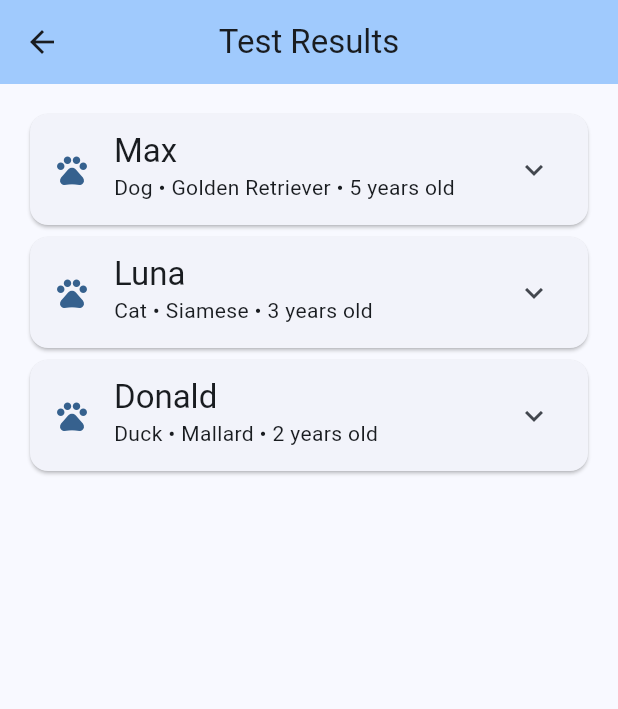
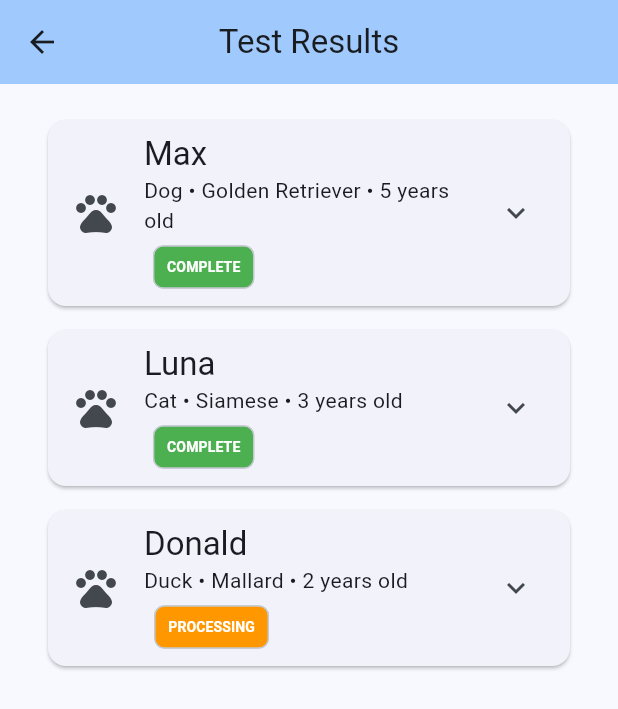
Before and after one commit to Tonylib/pet_records, a Flutter app: the screen it shows after launch, after a tap on "Continue", on a phone screen of 412 x 824 dp. Shown: the top 709 px of the screen. Run offline on Flutter 3.47's test engine with Material 3 defaults, Android fonts, the phone set to English and light mode, and no system bars; our stand-ins replace fl_chart, get.

Commit message:
Show Pending for processing tests and improve UI - Add status chips below pet info - Show Pending instead of result for processing tests - Fix graph navigation for tests without history - Adjust status chip styling and spacing

```diff
--- a/lib/features/home/data/repositories/pet_records_repository.dart
+++ b/lib/features/home/data/repositories/pet_records_repository.dart
@@ -46,6 +46,20 @@ class PetRecordsRepository {
         HistoricalValue(date: DateTime(2023, 10, 15), value: 7.8),
         HistoricalValue(date: DateTime(2023, 12, 1), value: 8.1),
       ],
+      statusHistory: [
+        TestStatus(
+          type: TestStatusType.ordered,
+          date: DateTime(2024, 2, 1, 9, 0),
+        ),
+        TestStatus(
+          type: TestStatusType.processing,
+          date: DateTime(2024, 2, 1, 10, 30),
+        ),
+        TestStatus(
+          type: TestStatusType.complete,
+          date: DateTime(2024, 2, 1, 11, 45),
+        ),
+      ],
     ),
     TestResult(
       id: 'test2',
@@ -62,6 +76,28 @@ class PetRecordsRepository {
         HistoricalValue(date: DateTime(2023, 7, 15), value: 2.5),
         HistoricalValue(date: DateTime(2023, 9, 15), value: 3.2),
         HistoricalValue(date: DateTime(2023, 11, 15), value: 4.1),
+      ],
+      statusHistory: [
+        TestStatus(
+          type: TestStatusType.ordered,
+          date: DateTime(2024, 1, 15, 8, 0),
+        ),
+        TestStatus(
+          type: TestStatusType.processing,
+          date: DateTime(2024, 1, 15, 9, 30),
+        ),
+        TestStatus(
+          type: TestStatusType.error,
+          date: DateTime(2024, 1, 15, 10, 15),
+        ),
+        TestStatus(
+          type: TestStatusType.processing,
+          date: DateTime(2024, 1, 15, 11, 0),
+        ),
+        TestStatus(
+          type: TestStatusType.complete,
+          date: DateTime(2024, 1, 15, 12, 30),
+        ),
       ],
     ),
     // Cat test results
@@ -81,6 +117,20 @@ class PetRecordsRepository {
         HistoricalValue(date: DateTime(2023, 9, 20), value: 1.3),
         HistoricalValue(date: DateTime(2023, 11, 20), value: 1.2),
       ],
+      statusHistory: [
+        TestStatus(
+          type: TestStatusType.ordered,
+          date: DateTime(2024, 1, 20, 13, 0),
+        ),
+        TestStatus(
+          type: TestStatusType.processing,
+          date: DateTime(2024, 1, 20, 14, 30),
+        ),
+        TestStatus(
+          type: TestStatusType.complete,
+          date: DateTime(2024, 1, 20, 15, 45),
+        ),
+      ],
     ),
     TestResult(
       id: 'test4',
@@ -93,6 +143,20 @@ class PetRecordsRepository {
       maxRange: 0.0,
       date: DateTime(2024, 1, 10),
       veterinarian: 'Dr. Wilson',
+      statusHistory: [
+        TestStatus(
+          type: TestStatusType.ordered,
+          date: DateTime(2024, 1, 10, 9, 0),
+        ),
+        TestStatus(
+          type: TestStatusType.processing,
+          date: DateTime(2024, 1, 10, 10, 0),
+        ),
+        TestStatus(
+          type: TestStatusType.complete,
+          date: DateTime(2024, 1, 10, 11, 30),
+        ),
+      ],
     ),
     // New dangerous blood glucose test for Luna
     TestResult(
@@ -111,6 +175,20 @@ class PetRecordsRepository {
         HistoricalValue(date: DateTime(2023, 10, 1), value: 180.0),
         HistoricalValue(date: DateTime(2023, 12, 1), value: 350.0),
       ],
+      statusHistory: [
+        TestStatus(
+          type: TestStatusType.ordered,
+          date: DateTime(2024, 2, 1, 8, 0),
+        ),
+        TestStatus(
+          type: TestStatusType.processing,
+          date: DateTime(2024, 2, 1, 9, 30),
+        ),
+        TestStatus(
+          type: TestStatusType.complete,
+          date: DateTime(2024, 2, 1, 10, 45),
+        ),
+      ],
     ),
     // Duck test results
     TestResult(
@@ -124,6 +202,16 @@ class PetRecordsRepository {
       maxRange: 0.0,
       date: DateTime(2024, 1, 25),
       veterinarian: 'Dr. Brown',
+      statusHistory: [
+        TestStatus(
+          type: TestStatusType.ordered,
+          date: DateTime(2024, 1, 25, 11, 0),
+        ),
+        TestStatus(
+          type: TestStatusType.processing,
+          date: DateTime(2024, 1, 25, 12, 0),
+        ),
+      ],
     ),
   ];
 
--- a/lib/features/home/domain/models/test_result.dart
+++ b/lib/features/home/domain/models/test_result.dart
@@ -1,3 +1,5 @@
+import 'package:flutter/material.dart';
+
 class TestResult {
   final String id;
   final String petId;
@@ -9,7 +11,8 @@ class TestResult {
   final double maxRange;
   final DateTime date;
   final String veterinarian;
-  final List<HistoricalValue> historicalValues;
+  final List<HistoricalValue>? historicalValues;
+  final List<TestStatus> statusHistory;
 
   const TestResult({
     required this.id,
@@ -22,11 +25,14 @@ class TestResult {
     required this.maxRange,
     required this.date,
     required this.veterinarian,
-    this.historicalValues = const [],
+    this.historicalValues,
+    this.statusHistory = const [],
   });
 
   bool get isNormal => value >= minRange && value <= maxRange;
-  bool get hasHistoricalData => historicalValues.isNotEmpty;
+  bool get hasHistoricalData => historicalValues?.isNotEmpty ?? false;
+  TestStatus? get currentStatus =>
+      statusHistory.isNotEmpty ? statusHistory.last : null;
 
   // Helper methods for range calculations
   double get range => maxRange - minRange;
@@ -100,3 +106,32 @@ class HistoricalValue {
   @override
   int get hashCode => Object.hash(date, value);
 }
+
+enum TestStatusType {
+  ordered(Color(0xFF2196F3)),
+  processing(Color(0xFFFF9800)),
+  error(Color(0xFFF44336)),
+  complete(Color(0xFF4CAF50));
+
+  final Color color;
+  const TestStatusType(this.color);
+}
+
+class TestStatus {
+  final TestStatusType type;
+  final DateTime date;
+
+  const TestStatus({
+    required this.type,
+    required this.date,
+  });
+
+  @override
+  bool operator ==(Object other) {
+    if (identical(this, other)) return true;
+    return other is TestStatus && other.type == type && other.date == date;
+  }
+
+  @override
+  int get hashCode => Object.hash(type, date);
+}
--- a/lib/features/home/presentation/pages/test_results_page.dart
+++ b/lib/features/home/presentation/pages/test_results_page.dart
@@ -2,10 +2,11 @@ import 'package:flutter/material.dart';
 import 'package:get/get.dart';
 import '../../data/repositories/pet_records_repository.dart';
 import '../../domain/models/pet.dart';
+import '../../domain/models/test_result.dart';
 import 'test_graph_page.dart';
 
 class TestResultsPage extends StatelessWidget {
-  final repository = PetRecordsRepository();
+  final PetRecordsRepository repository = PetRecordsRepository();
 
   TestResultsPage({super.key});
 
@@ -25,54 +26,99 @@ class TestResultsPage extends StatelessWidget {
         itemBuilder: (context, index) {
           final pet = pets[index];
           final testResults = repository.getTestResultsForPet(pet.id);
+          final latestTest = testResults.isNotEmpty
+              ? testResults.reduce((a, b) => a.date.isAfter(b.date) ? a : b)
+              : null;
 
           return Card(
+            margin: const EdgeInsets.symmetric(horizontal: 16, vertical: 8),
             child: ExpansionTile(
-              leading: Icon(
-                Icons.pets,
-                color: Theme.of(context).colorScheme.primary,
-              ),
+              leading: const Icon(Icons.pets, size: 32),
               title: Text(
                 pet.name,
                 style: Theme.of(context).textTheme.titleLarge,
               ),
-              subtitle:
+              subtitle: Column(
+                crossAxisAlignment: CrossAxisAlignment.start,
+                children: [
                   Text('${pet.species} • ${pet.breed} • ${pet.age} years old'),
-              children: testResults
-                  .map((test) => ListTile(
+                  if (latestTest?.currentStatus != null) ...[
+                    const SizedBox(height: 4),
+                    Transform.scale(
+                      scale: 0.85,
+                      child: Chip(
+                        label: Text(
+                          latestTest!.currentStatus!.type.name.toUpperCase(),
+                          style: const TextStyle(
+                            color: Colors.white,
+                            fontWeight: FontWeight.bold,
+                            fontSize: 11,
+                          ),
+                        ),
+                        backgroundColor: latestTest.currentStatus!.type.color,
+                        materialTapTargetSize: MaterialTapTargetSize.shrinkWrap,
+                        padding: const EdgeInsets.symmetric(horizontal: 2),
+                        labelPadding: const EdgeInsets.symmetric(horizontal: 8),
+                      ),
+                    ),
+                  ],
+                ],
+              ),
+              children: [
+                ...testResults.map((test) => ListTile(
+                      onTap: test.hasHistoricalData
+                          ? () => Get.to(() => TestGraphPage(testResult: test))
+                          : null,
                       title: Text(test.testName),
                       subtitle: Text(
-                          '${test.result} • ${test.value} ${test.unit}',
+                        '${test.value} ${test.unit} • ${test.date.toString().split(' ')[0]}',
                       ),
                       trailing: Row(
                         mainAxisSize: MainAxisSize.min,
                         children: [
-                            if (test.hasHistoricalData) ...[
-                              IconButton(
-                                icon: const Icon(Icons.show_chart),
-                                onPressed: () => Get.to(
-                                  () => TestGraphPage(testResult: test),
-                                  transition: Transition.zoom,
+                          if (test.hasHistoricalData)
+                            const Icon(Icons.show_chart, color: Colors.blue),
+                          const SizedBox(width: 8),
+                          Text(
+                            test.currentStatus?.type ==
+                                    TestStatusType.processing
+                                ? 'Pending'
+                                : test.result,
+                            style: TextStyle(
+                              color: test.currentStatus?.type ==
+                                      TestStatusType.processing
+                                  ? Colors.orange
+                                  : _getResultColor(test.result),
+                              fontWeight: FontWeight.bold,
                             ),
-                                tooltip: 'View Historical Data',
-                              ),
-                              const SizedBox(width: 8),
-                            ],
-                            Icon(
-                              test.isNormal
-                                  ? Icons.check_circle
-                                  : Icons.warning,
-                              color:
-                                  test.isNormal ? Colors.green : Colors.orange,
                           ),
                         ],
                       ),
-                      ))
-                  .toList(),
+                    )),
+              ],
             ),
           );
         },
       ),
     );
   }
+
+  Color _getResultColor(String result) {
+    switch (result.toLowerCase()) {
+      case 'normal':
+        return Colors.green;
+      case 'high':
+        return Colors.orange;
+      case 'low':
+        return Colors.orange;
+      case 'dangerous':
+        return Colors.red;
+      case 'negative':
+        return Colors.green;
+      case 'positive':
+        return Colors.red;
+      default:
+        return Colors.grey;
     }
+  }
+}
```
Also changed, not shown: lib/features/home/presentation/pages/test_graph_page.dart (+13 -7 lines), lib/features/home/presentation/widgets/test_result_card.dart (added, +107 -0 lines). Lines whose indentation alone changed are shown as unchanged.
